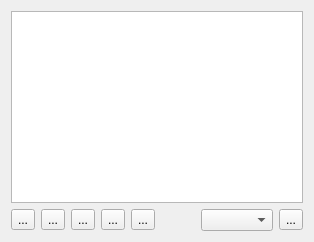
Qt form Qt/lib2/serial5/sendbox5/src/ui/text_widget.ui (RinatB2017/mega_GIT) before a commit.
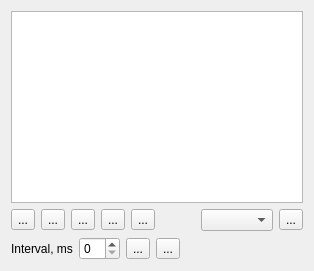
The same form after that commit.

Patch:
```diff
--- a/Qt/lib2/serial5/sendbox5/src/ui/text_widget.ui
+++ b/Qt/lib2/serial5/sendbox5/src/ui/text_widget.ui
@@ -71,6 +71,47 @@
      </item>
     </layout>
    </item>
+   <item>
+    <layout class="QHBoxLayout" name="auto_send_layout">
+     <item>
+      <widget class="QLabel" name="label">
+       <property name="text">
+        <string>Interval, ms</string>
+       </property>
+      </widget>
+     </item>
+     <item>
+      <widget class="QSpinBox" name="sb_auto"/>
+     </item>
+     <item>
+      <widget class="QToolButton" name="btn_start">
+       <property name="text">
+        <string>...</string>
+       </property>
+      </widget>
+     </item>
+     <item>
+      <widget class="QToolButton" name="btn_stop">
+       <property name="text">
+        <string>...</string>
+       </property>
+      </widget>
+     </item>
+     <item>
+      <spacer name="horizontalSpacer_2">
+       <property name="orientation">
+        <enum>Qt::Horizontal</enum>
+       </property>
+       <property name="sizeHint" stdset="0">
+        <size>
+         <width>40</width>
+         <height>20</height>
+        </size>
+       </property>
+      </spacer>
+     </item>
+    </layout>
+   </item>
   </layout>
  </widget>
  <tabstops>
```
Left out of the diff: 2 changed lines with no effect on the pictures.
